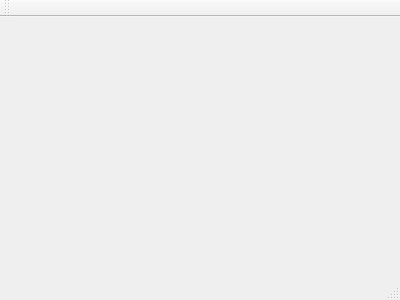
Qt form src/mainwindow.ui (AndreyMlashkin/Rubik-s-cube-color-recognition-and-solving) before a commit.
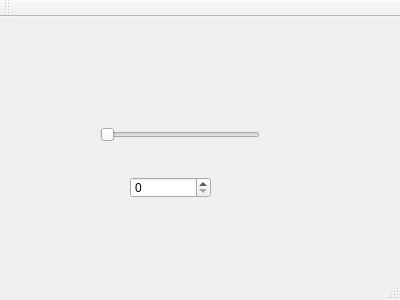
The same form after that commit.

```diff
--- a/src/mainwindow.ui
+++ b/src/mainwindow.ui
@@ -12,13 +12,55 @@
   <property name="windowTitle" >
    <string>MainWindow</string>
   </property>
-  <widget class="QMenuBar" name="menuBar" />
-  <widget class="QToolBar" name="mainToolBar" />
-  <widget class="QWidget" name="centralWidget" />
-  <widget class="QStatusBar" name="statusBar" />
+  <widget class="QWidget" name="centralWidget">
+   <widget class="QSlider" name="m_slider">
+    <property name="geometry">
+     <rect>
+      <x>100</x>
+      <y>110</y>
+      <width>160</width>
+      <height>16</height>
+     </rect>
+    </property>
+    <property name="orientation">
+     <enum>Qt::Horizontal</enum>
+    </property>
+   </widget>
+   <widget class="QSpinBox" name="m_spinBox">
+    <property name="geometry">
+     <rect>
+      <x>130</x>
+      <y>160</y>
+      <width>81</width>
+      <height>21</height>
+     </rect>
+    </property>
+    <property name="maximum">
+     <number>1000</number>
+    </property>
+   </widget>
+  </widget>
+  <widget class="QMenuBar" name="menuBar">
+   <property name="geometry">
+    <rect>
+     <x>0</x>
+     <y>0</y>
+     <width>400</width>
+     <height>21</height>
+    </rect>
+   </property>
+  </widget>
+  <widget class="QToolBar" name="mainToolBar">
+   <attribute name="toolBarArea">
+    <enum>TopToolBarArea</enum>
+   </attribute>
+   <attribute name="toolBarBreak">
+    <bool>false</bool>
+   </attribute>
+  </widget>
+  <widget class="QStatusBar" name="statusBar"/>
  </widget>
- <layoutDefault spacing="6" margin="11" />
- <pixmapfunction></pixmapfunction>
+ <layoutdefault spacing="6" margin="11"/>
  <resources/>
  <connections/>
 </ui>
```
Left out of the diff: 7 changed lines with no effect on the pictures.
